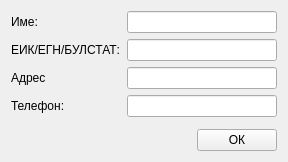
thefinalcutbg/DinoDent, file src/View/FinancialView/RecipientEditDialog/RecipientEditView.ui: the form before one commit.
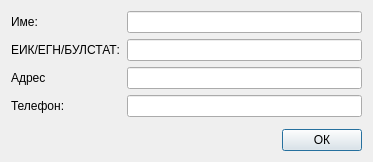
The form after the commit.

Commit message: added Recipient edit dialog

Diff of the .ui file:
```diff
--- a/src/View/FinancialView/RecipientEditDialog/RecipientEditView.ui
+++ b/src/View/FinancialView/RecipientEditDialog/RecipientEditView.ui
@@ -1,7 +1,7 @@
 <?xml version="1.0" encoding="UTF-8"?>
 <ui version="4.0">
  <class>RecipientEditViewClass</class>
- <widget class="QWidget" name="RecipientEditViewClass">
+ <widget class="QDialog" name="RecipientEditViewClass">
   <property name="windowModality">
    <enum>Qt::ApplicationModal</enum>
   </property>
@@ -9,7 +9,7 @@
    <rect>
     <x>0</x>
     <y>0</y>
-    <width>288</width>
+    <width>373</width>
     <height>162</height>
    </rect>
   </property>
```
Left out of the diff: 24 changed lines with no effect on the pictures. The commit also changes 23 other files.
